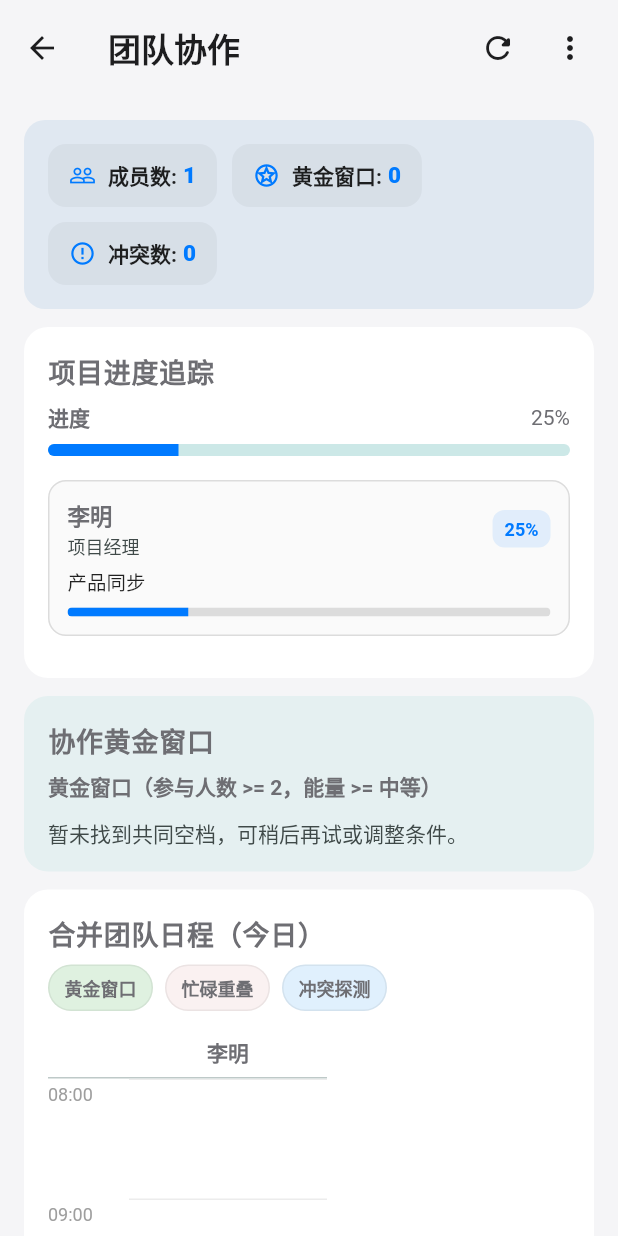
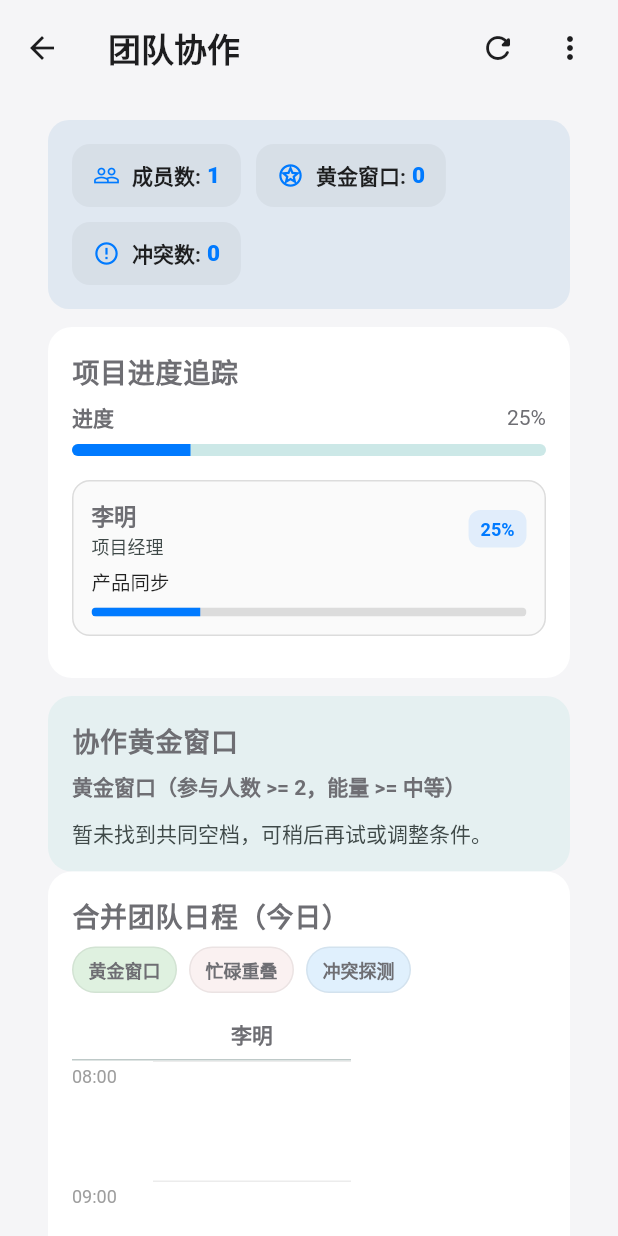
Before and after one commit to PropZzz/Ruanchuang, a Flutter app: the TeamPage screen opened directly, on a phone screen of 412 x 824 dp. Run offline on Flutter 3.47's test engine with Material 3 defaults, Android fonts, the light colour scheme and no system bars; our stand-ins replace flutter_blue_plus, image_picker, rxdart; missing offline and left inert: dart:html; accounts and stored records are empty; network calls fail; Roboto replaces fonts that are missing (PingFang SC).

Commit message:
feat: align responsive page cards

```diff
--- a/lib/screens/profile_page.dart
+++ b/lib/screens/profile_page.dart
@@ -9,6 +9,7 @@ import '../services/app_services.dart';
 import '../theme/app_theme.dart';
 import '../utils/app_strings.dart';
 import '../utils/mobile_feedback.dart';
+import '../widgets/responsive_page_frame.dart';
 import 'bluetooth_page.dart';
 import 'debug/diagnostics_page.dart';
 import 'emotion_page.dart';
@@ -182,9 +183,7 @@ class _ProfilePageState extends State<ProfilePage> {
         ],
       ),
       body: SafeArea(
-        child: Center(
-          child: ConstrainedBox(
-            constraints: const BoxConstraints(maxWidth: 860),
+        child: ResponsivePageFrame(
           child: ListView(
             physics: const BouncingScrollPhysics(),
             padding: EdgeInsets.fromLTRB(
@@ -298,7 +297,6 @@ class _ProfilePageState extends State<ProfilePage> {
                 ],
               ),
             ],
-            ),
           ),
         ),
       ),
--- a/lib/screens/team_page.dart
+++ b/lib/screens/team_page.dart
@@ -6,6 +6,8 @@ import '../theme/app_theme.dart';
 import '../utils/app_strings.dart';
 import '../utils/mobile_feedback.dart';
 import '../utils/schedule_occurrence.dart';
+import '../widgets/responsive_card_grid.dart';
+import '../widgets/responsive_page_frame.dart';
 
 class TeamPage extends StatefulWidget {
   const TeamPage({super.key});
@@ -652,22 +654,14 @@ class _TeamPageState extends State<TeamPage> {
           : Container(
               color: AppWindowTones.canvas(context, AppWindowTone.neutral),
               child: SafeArea(
-                child: Center(
-                  child: ConstrainedBox(
-                    constraints: const BoxConstraints(maxWidth: 1400),
+                child: ResponsivePageFrame(
                   child: LayoutBuilder(
                     builder: (context, constraints) {
-                        final isWide = constraints.maxWidth >= 1100;
                       final bottomPadding =
                           MediaQuery.of(context).padding.bottom + 100;
                       return ListView(
                         physics: const BouncingScrollPhysics(),
-                          padding: EdgeInsets.fromLTRB(
-                            16,
-                            16,
-                            16,
-                            bottomPadding,
-                          ),
+                        padding: EdgeInsets.fromLTRB(16, 16, 16, bottomPadding),
                         children: [
                           Card(
                             elevation: 0,
@@ -703,55 +697,22 @@ class _TeamPageState extends State<TeamPage> {
                           const SizedBox(height: 12),
                           _buildProgressPanel(context, isDark),
                           const SizedBox(height: 12),
-                            if (isWide)
-                              Row(
-                                crossAxisAlignment: CrossAxisAlignment.start,
-                                children: [
-                                  Expanded(
-                                    flex: 5,
-                                    child: _buildRecommendationPanel(
-                                      context,
-                                      isDark,
-                                    ),
-                                  ),
-                                  const SizedBox(width: 12),
-                                  Expanded(
-                                    flex: 7,
-                                    child: _buildMergedSchedulePanel(
-                                      context,
-                                      isDark,
-                                    ),
-                                  ),
-                                ],
-                              )
-                            else ...[
+                          ResponsiveCardGrid(
+                            children: [
                               _buildRecommendationPanel(context, isDark),
+                              _buildMergedSchedulePanel(context, isDark),
+                            ],
+                          ),
                           const SizedBox(height: 12),
-                              _buildMergedSchedulePanel(context, isDark),
-                            ],
-                            const SizedBox(height: 12),
-                            if (isWide)
-                              Row(
-                                crossAxisAlignment: CrossAxisAlignment.start,
-                                children: [
-                                  Expanded(
-                                    child: _buildConflictPanel(context, isDark),
-                                  ),
-                                  const SizedBox(width: 12),
-                                  Expanded(
-                                    child: _buildMemberPanel(context, isDark),
-                                  ),
-                                ],
-                              )
-                            else ...[
+                          ResponsiveCardGrid(
+                            children: [
                               _buildConflictPanel(context, isDark),
-                              const SizedBox(height: 12),
                               _buildMemberPanel(context, isDark),
                             ],
+                          ),
                         ],
                       );
                     },
-                    ),
                   ),
                 ),
               ),
--- /dev/null
+++ b/lib/widgets/responsive_card_grid.dart
@@ -0,0 +1,55 @@
+import 'package:flutter/material.dart';
+
+class ResponsiveCardGrid extends StatelessWidget {
+  const ResponsiveCardGrid({super.key, required this.children});
+
+  final List<Widget> children;
+
+  @override
+  Widget build(BuildContext context) {
+    return LayoutBuilder(
+      builder: (context, constraints) {
+        if (constraints.maxWidth < 720) {
+          return Column(
+            crossAxisAlignment: CrossAxisAlignment.stretch,
+            children: _indexedChildren(),
+          );
+        }
+
+        final rows = <Widget>[];
+        for (var index = 0; index < children.length; index += 2) {
+          final secondIndex = index + 1;
+          rows.add(
+            IntrinsicHeight(
+              child: Row(
+                crossAxisAlignment: CrossAxisAlignment.stretch,
+                children: [
+                  Expanded(child: _item(index)),
+                  const SizedBox(width: 16),
+                  Expanded(
+                    child: secondIndex < children.length
+                        ? _item(secondIndex)
+                        : const SizedBox.shrink(),
+                  ),
+                ],
+              ),
+            ),
+          );
+          if (secondIndex < children.length)
+            rows.add(const SizedBox(height: 16));
+        }
+        if (rows.isNotEmpty && rows.last is SizedBox) rows.removeLast();
+        return Column(children: rows);
+      },
+    );
+  }
+
+  List<Widget> _indexedChildren() => [
+    for (var index = 0; index < children.length; index++) _item(index),
+  ];
+
+  Widget _item(int index) => KeyedSubtree(
+    key: Key('responsive-card-grid-item-$index'),
+    child: children[index],
+  );
+}
--- /dev/null
+++ b/lib/widgets/responsive_page_frame.dart
@@ -0,0 +1,31 @@
+import 'package:flutter/material.dart';
+
+class ResponsivePageFrame extends StatelessWidget {
+  const ResponsivePageFrame({super.key, required this.child});
+
+  final Widget child;
+
+  @override
+  Widget build(BuildContext context) {
+    return LayoutBuilder(
+      builder: (context, constraints) {
+        final inset = constraints.maxWidth < 720
+            ? 16.0
+            : constraints.maxWidth < 1200
+            ? 24.0
+            : 32.0;
+        return Padding(
+          padding: EdgeInsets.symmetric(horizontal: inset),
+          child: Align(
+            alignment: Alignment.topCenter,
+            child: ConstrainedBox(
+              key: const Key('responsive-page-frame'),
+              constraints: const BoxConstraints(maxWidth: 1320),
+              child: child,
+            ),
+          ),
+        );
+      },
+    );
+  }
+}
```
Also changed, not shown: lib/screens/focus_page.dart (+9 -31 lines), lib/screens/micro_task_page.dart (+8 -1 lines), 1 other file. Lines whose indentation alone changed are shown as unchanged.
